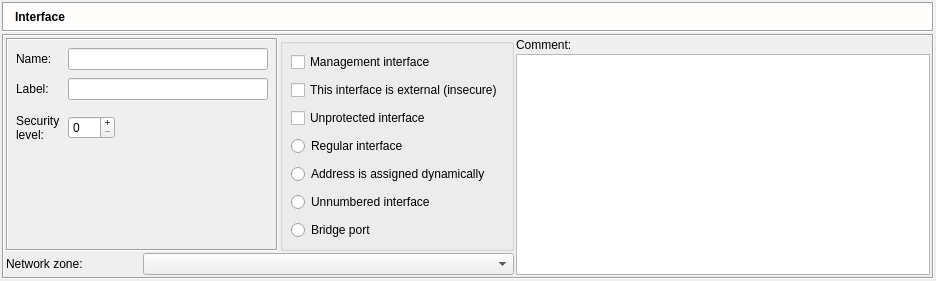
Before: the Qt Designer form src/gui/interfacedialog_q.ui in fwbuilder/fwbuilder, drawn with Qt 5.
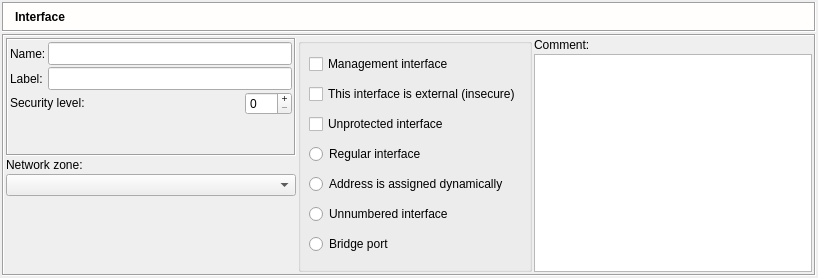
After: the same form once the commit is applied. Icons and pictures are not drawn.

Commit message: bug 2078671 ] fwbuilder 3.0.0 build 487 - add/edit interface

```diff
--- a/src/gui/interfacedialog_q.ui
+++ b/src/gui/interfacedialog_q.ui
@@ -8,8 +8,8 @@
    <rect>
     <x>0</x>
     <y>0</y>
-    <width>936</width>
-    <height>268</height>
+    <width>818</width>
+    <height>278</height>
    </rect>
   </property>
   <property name="sizePolicy" >
@@ -22,30 +22,7 @@
    <string>Interface</string>
   </property>
   <layout class="QGridLayout" >
-   <property name="leftMargin" >
-    <number>2</number>
-   </property>
-   <property name="topMargin" >
-    <number>2</number>
-   </property>
-   <property name="rightMargin" >
-    <number>2</number>
-   </property>
-   <property name="bottomMargin" >
-    <number>2</number>
-   </property>
-   <property name="horizontalSpacing" >
-    <number>0</number>
-   </property>
-   <property name="verticalSpacing" >
-    <number>0</number>
-   </property>
    <item row="0" column="0" >
-    <layout class="QVBoxLayout" >
-     <property name="spacing" >
-      <number>2</number>
-     </property>
-     <item>
       <widget class="QFrame" name="frame3" >
        <property name="sizePolicy" >
         <sizepolicy vsizetype="Fixed" hsizetype="Expanding" >
@@ -192,7 +169,7 @@
        </layout>
       </widget>
      </item>
-     <item>
+   <item row="1" column="0" >
       <widget class="QFrame" name="frame7" >
        <property name="sizePolicy" >
         <sizepolicy vsizetype="Preferred" hsizetype="Expanding" >
@@ -207,7 +184,7 @@
         <enum>QFrame::Sunken</enum>
        </property>
        <layout class="QGridLayout" >
-        <item rowspan="2" row="0" column="0" colspan="2" >
+      <item rowspan="2" row="0" column="0" >
          <widget class="QFrame" name="frame26" >
           <property name="sizePolicy" >
            <sizepolicy vsizetype="Expanding" hsizetype="Preferred" >
@@ -215,6 +192,12 @@
             <verstretch>0</verstretch>
            </sizepolicy>
           </property>
+        <property name="minimumSize" >
+         <size>
+          <width>0</width>
+          <height>16</height>
+         </size>
+        </property>
           <property name="frameShape" >
            <enum>QFrame::Box</enum>
           </property>
@@ -222,26 +205,14 @@
            <enum>QFrame::Sunken</enum>
           </property>
           <layout class="QGridLayout" >
-           <property name="leftMargin" >
-            <number>8</number>
-           </property>
-           <property name="topMargin" >
-            <number>8</number>
-           </property>
-           <property name="rightMargin" >
-            <number>8</number>
-           </property>
-           <property name="bottomMargin" >
-            <number>8</number>
-           </property>
-           <property name="horizontalSpacing" >
-            <number>8</number>
-           </property>
-           <property name="verticalSpacing" >
-            <number>8</number>
-           </property>
            <item row="0" column="0" >
             <widget class="QLabel" name="textLabel1" >
+           <property name="sizePolicy" >
+            <sizepolicy vsizetype="Preferred" hsizetype="Minimum" >
+             <horstretch>0</horstretch>
+             <verstretch>0</verstretch>
+            </sizepolicy>
+           </property>
              <property name="text" >
               <string>Name:</string>
              </property>
@@ -250,8 +221,30 @@
              </property>
             </widget>
            </item>
-           <item row="2" column="0" >
+         <item row="0" column="1" colspan="2" >
+          <widget class="QLineEdit" name="obj_name" >
+           <property name="sizePolicy" >
+            <sizepolicy vsizetype="Fixed" hsizetype="Preferred" >
+             <horstretch>200</horstretch>
+             <verstretch>0</verstretch>
+            </sizepolicy>
+           </property>
+           <property name="minimumSize" >
+            <size>
+             <width>0</width>
+             <height>23</height>
+            </size>
+           </property>
+          </widget>
+         </item>
+         <item row="1" column="0" >
             <widget class="QLabel" name="textLabel2_2" >
+           <property name="sizePolicy" >
+            <sizepolicy vsizetype="Preferred" hsizetype="Minimum" >
+             <horstretch>0</horstretch>
+             <verstretch>0</verstretch>
+            </sizepolicy>
+           </property>
              <property name="text" >
               <string>Label:</string>
              </property>
@@ -260,7 +253,23 @@
              </property>
             </widget>
            </item>
-           <item row="3" column="0" >
+         <item row="1" column="1" colspan="2" >
+          <widget class="QLineEdit" name="label" >
+           <property name="sizePolicy" >
+            <sizepolicy vsizetype="Fixed" hsizetype="Preferred" >
+             <horstretch>0</horstretch>
+             <verstretch>0</verstretch>
+            </sizepolicy>
+           </property>
+           <property name="minimumSize" >
+            <size>
+             <width>0</width>
+             <height>23</height>
+            </size>
+           </property>
+          </widget>
+         </item>
+         <item row="2" column="0" colspan="2" >
             <widget class="QLabel" name="seclevelLabel" >
              <property name="sizePolicy" >
               <sizepolicy vsizetype="Fixed" hsizetype="Preferred" >
@@ -271,19 +280,18 @@
              <property name="minimumSize" >
               <size>
                <width>0</width>
-               <height>40</height>
+             <height>0</height>
               </size>
              </property>
              <property name="text" >
-              <string>Security
-level:</string>
+            <string>Security level:</string>
              </property>
              <property name="wordWrap" >
               <bool>false</bool>
              </property>
             </widget>
            </item>
-           <item row="3" column="1" >
+         <item row="2" column="2" >
             <widget class="QSpinBox" name="seclevel" >
              <property name="sizePolicy" >
               <sizepolicy vsizetype="Fixed" hsizetype="Fixed" >
@@ -306,20 +314,7 @@
              </property>
             </widget>
            </item>
-           <item row="2" column="1" >
-            <widget class="QLineEdit" name="label" />
-           </item>
-           <item row="0" column="1" >
-            <widget class="QLineEdit" name="obj_name" >
-             <property name="minimumSize" >
-              <size>
-               <width>200</width>
-               <height>0</height>
-              </size>
-             </property>
-            </widget>
-           </item>
-           <item row="5" column="1" >
+         <item row="3" column="0" colspan="3" >
             <spacer>
              <property name="orientation" >
               <enum>Qt::Vertical</enum>
@@ -329,8 +324,8 @@
              </property>
              <property name="sizeHint" >
               <size>
-               <width>20</width>
-               <height>2</height>
+             <width>282</width>
+             <height>51</height>
               </size>
              </property>
             </spacer>
@@ -338,10 +333,10 @@
           </layout>
          </widget>
         </item>
-        <item rowspan="2" row="0" column="2" >
+      <item rowspan="5" row="0" column="1" >
          <widget class="QGroupBox" name="buttonGroup1" >
           <property name="sizePolicy" >
-           <sizepolicy vsizetype="Expanding" hsizetype="Preferred" >
+         <sizepolicy vsizetype="Preferred" hsizetype="Preferred" >
             <horstretch>0</horstretch>
             <verstretch>0</verstretch>
            </sizepolicy>
@@ -354,19 +349,19 @@
             <number>8</number>
            </property>
            <property name="topMargin" >
-            <number>8</number>
+          <number>2</number>
            </property>
            <property name="rightMargin" >
             <number>8</number>
            </property>
            <property name="bottomMargin" >
-            <number>8</number>
+          <number>2</number>
            </property>
            <property name="horizontalSpacing" >
             <number>8</number>
            </property>
            <property name="verticalSpacing" >
-            <number>8</number>
+          <number>2</number>
            </property>
            <item row="1" column="0" >
             <widget class="QCheckBox" name="ext" >
@@ -432,7 +427,7 @@
           </layout>
          </widget>
         </item>
-        <item row="0" column="3" >
+      <item row="0" column="2" >
          <widget class="QLabel" name="textLabel2" >
           <property name="sizePolicy" >
            <sizepolicy vsizetype="Fixed" hsizetype="Preferred" >
@@ -448,7 +443,7 @@
           </property>
          </widget>
         </item>
-        <item rowspan="2" row="1" column="3" >
+      <item rowspan="4" row="1" column="2" >
          <widget class="QTextEdit" name="comment" >
           <property name="sizePolicy" >
            <sizepolicy vsizetype="Expanding" hsizetype="Expanding" >
@@ -469,6 +464,12 @@
         </item>
         <item row="2" column="0" >
          <widget class="QLabel" name="netzoneLabel" >
+        <property name="sizePolicy" >
+         <sizepolicy vsizetype="Fixed" hsizetype="Preferred" >
+          <horstretch>0</horstretch>
+          <verstretch>0</verstretch>
+         </sizepolicy>
+        </property>
           <property name="text" >
            <string>Network zone:</string>
           </property>
@@ -477,8 +478,20 @@
           </property>
          </widget>
         </item>
-        <item row="2" column="1" colspan="2" >
+      <item row="3" column="0" >
          <widget class="QComboBox" name="netzone" >
+        <property name="sizePolicy" >
+         <sizepolicy vsizetype="Fixed" hsizetype="Preferred" >
+          <horstretch>0</horstretch>
+          <verstretch>0</verstretch>
+         </sizepolicy>
+        </property>
+        <property name="minimumSize" >
+         <size>
+          <width>0</width>
+          <height>0</height>
+         </size>
+        </property>
           <property name="toolTip" >
            <string>&lt;p>Network zone consists of hosts and networks that can be reached through this interface of the firewall. Subnet to which this interface is directly attached must be part of its network zone. Other subnets reachable by means of routing should alse be added to the network zone.
 &lt;br>
@@ -491,10 +504,21 @@
           </property>
          </widget>
         </item>
-       </layout>
-      </widget>
-     </item>
-    </layout>
+      <item row="4" column="0" >
+       <spacer>
+        <property name="orientation" >
+         <enum>Qt::Vertical</enum>
+        </property>
+        <property name="sizeHint" >
+         <size>
+          <width>20</width>
+          <height>21</height>
+         </size>
+        </property>
+       </spacer>
+      </item>
+     </layout>
+    </widget>
    </item>
   </layout>
  </widget>
```
Lines whose indentation alone changed are shown as unchanged. The commit also changes 22 other files.
